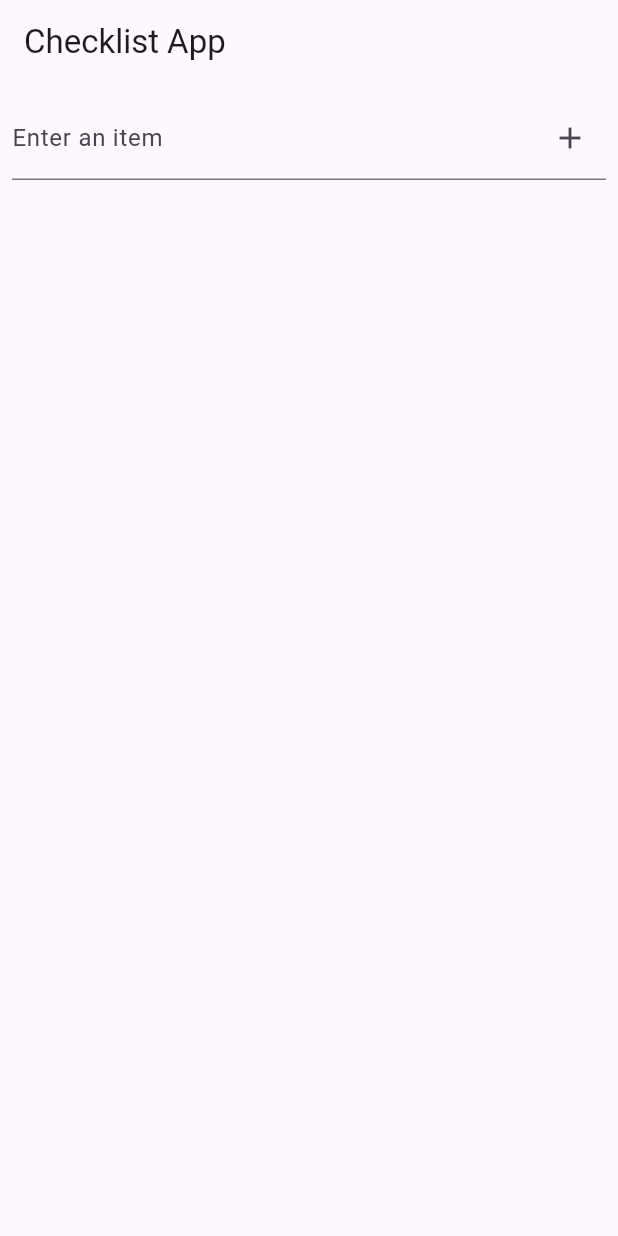
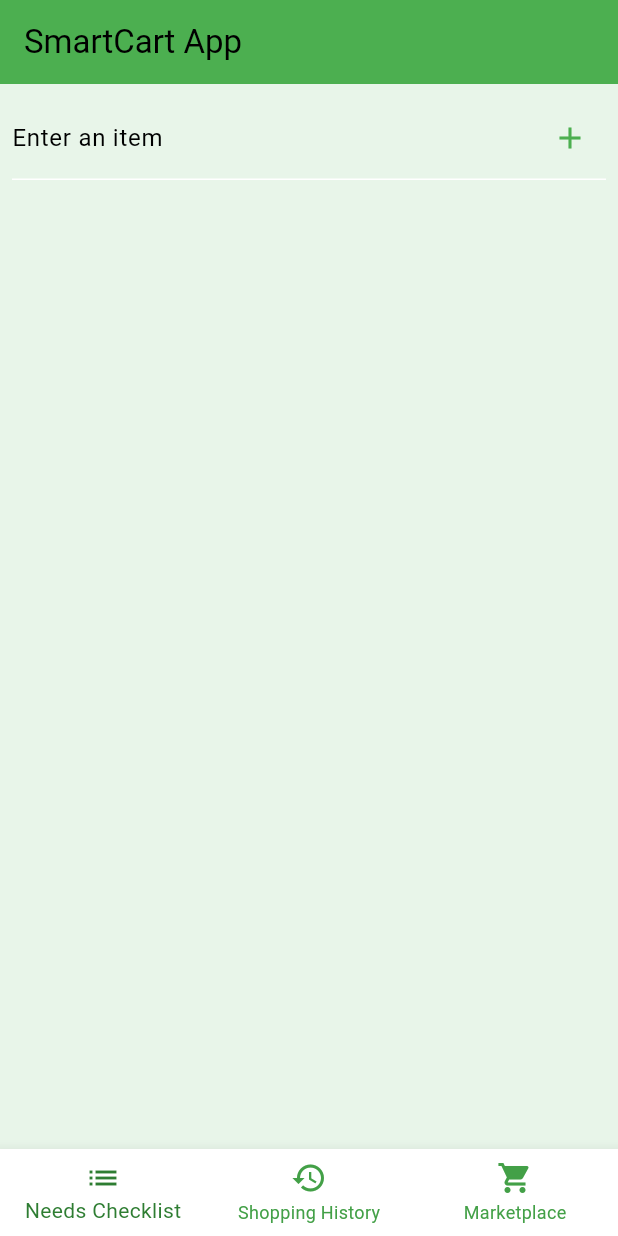
Before and after one commit to novelxv/SmartCart, a Flutter app: the screen it shows after launch, on a phone screen of 412 x 824 dp. Run offline on Flutter 3.47's test engine with Material 3 defaults, Android fonts, the phone set to English and light mode, and no system bars.

Commit message:
feat: add Needs Checklist to smart_cart

```diff
--- a/smart_cart/lib/main.dart
+++ b/smart_cart/lib/main.dart
@@ -8,18 +8,90 @@ class MyApp extends StatelessWidget {
   @override
   Widget build(BuildContext context) {
     return MaterialApp(
-      title: 'Flutter Checklist App',
-      home: ChecklistScreen(),
+      title: 'Multi-Feature App',
+      theme: ThemeData(
+        primaryColor: Colors.green,
+        colorScheme: ColorScheme.fromSwatch().copyWith(
+          secondary: Colors.greenAccent,
+        ),
+        scaffoldBackgroundColor: Colors.green.shade50,
+        appBarTheme: AppBarTheme(
+          color: Colors.green,
+        ),
+        bottomNavigationBarTheme: BottomNavigationBarThemeData(
+          selectedItemColor: Colors.green[800],
+          unselectedItemColor: Colors.green.shade600,
+        ),
+        floatingActionButtonTheme: FloatingActionButtonThemeData(
+          backgroundColor: Colors.green,
+        ),
+        checkboxTheme: CheckboxThemeData(
+          checkColor: MaterialStateProperty.all(Colors.white),
+          fillColor: MaterialStateProperty.all(Colors.green),
+        ),
+      ),
+      home: MainScreen(),
     );
   }
 }
 
-class ChecklistScreen extends StatefulWidget {
+class MainScreen extends StatefulWidget {
   @override
-  _ChecklistScreenState createState() => _ChecklistScreenState();
+  _MainScreenState createState() => _MainScreenState();
 }
 
-class _ChecklistScreenState extends State<ChecklistScreen> {
+class _MainScreenState extends State<MainScreen> {
+  int _selectedIndex = 0;
+  static List<Widget> _widgetOptions = <Widget>[
+    NeedsChecklist(),
+    ShoppingHistoryPlaceholder(),
+    MarketplacePlaceholder(),
+  ];
+
+  void _onItemTapped(int index) {
+    setState(() {
+      _selectedIndex = index;
+    });
+  }
+
+  @override
+  Widget build(BuildContext context) {
+    return Scaffold(
+      appBar: AppBar(
+        title: Text('SmartCart App'),
+      ),
+      body: Center(
+        child: _widgetOptions.elementAt(_selectedIndex),
+      ),
+      bottomNavigationBar: BottomNavigationBar(
+        items: const <BottomNavigationBarItem>[
+          BottomNavigationBarItem(
+            icon: Icon(Icons.list),
+            label: 'Needs Checklist',
+          ),
+          BottomNavigationBarItem(
+            icon: Icon(Icons.history),
+            label: 'Shopping History',
+          ),
+          BottomNavigationBarItem(
+            icon: Icon(Icons.shopping_cart),
+            label: 'Marketplace',
+          ),
+        ],
+        currentIndex: _selectedIndex,
+        selectedItemColor: Colors.green[800],
+        onTap: _onItemTapped,
+      ),
+    );
+  }
+}
+
+class NeedsChecklist extends StatefulWidget {
+  @override
+  _NeedsChecklistState createState() => _NeedsChecklistState();
+}
+
+class _NeedsChecklistState extends State<NeedsChecklist> {
   final List<String> _items = [];
   final TextEditingController _textController = TextEditingController();
 
@@ -40,11 +112,7 @@ class _ChecklistScreenState extends State<ChecklistScreen> {
 
   @override
   Widget build(BuildContext context) {
-    return Scaffold(
-      appBar: AppBar(
-        title: Text('Checklist App'),
-      ),
-      body: Column(
+    return Column(
       children: [
         Padding(
           padding: EdgeInsets.all(8.0),
@@ -54,7 +122,7 @@ class _ChecklistScreenState extends State<ChecklistScreen> {
             decoration: InputDecoration(
               labelText: 'Enter an item',
               suffixIcon: IconButton(
-                  icon: Icon(Icons.add),
+                icon: Icon(Icons.add, color: Colors.green),
                 onPressed: () => _addItem(_textController.text),
               ),
             ),
@@ -67,7 +135,7 @@ class _ChecklistScreenState extends State<ChecklistScreen> {
               return ListTile(
                 title: Text(_items[index]),
                 trailing: IconButton(
-                    icon: Icon(Icons.delete),
+                  icon: Icon(Icons.delete, color: Colors.green),
                   onPressed: () => _toggleItem(index),
                 ),
                 onTap: () => _toggleItem(index),
@@ -76,7 +144,22 @@ class _ChecklistScreenState extends State<ChecklistScreen> {
           ),
         ),
       ],
-      ),
     );
   }
 }
+
+class ShoppingHistoryPlaceholder extends StatelessWidget {
+  // Placeholder untuk Shopping History
+  @override
+  Widget build(BuildContext context) {
+    return Placeholder(fallbackHeight: 100);
+  }
+}
+
+class MarketplacePlaceholder extends StatelessWidget {
+  // Placeholder untuk Marketplace
+  @override
+  Widget build(BuildContext context) {
+    return Placeholder(fallbackHeight: 100);
+  }
+}
```
Lines whose indentation alone changed are shown as unchanged.
